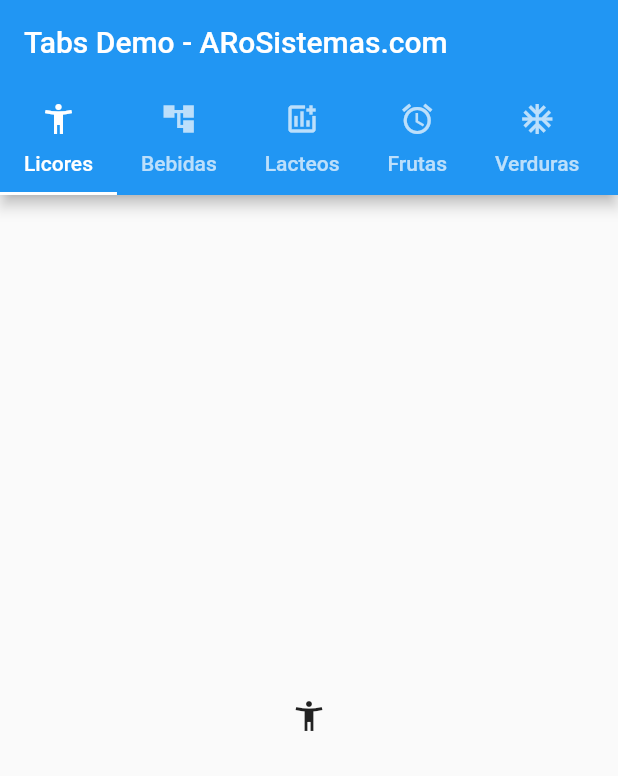
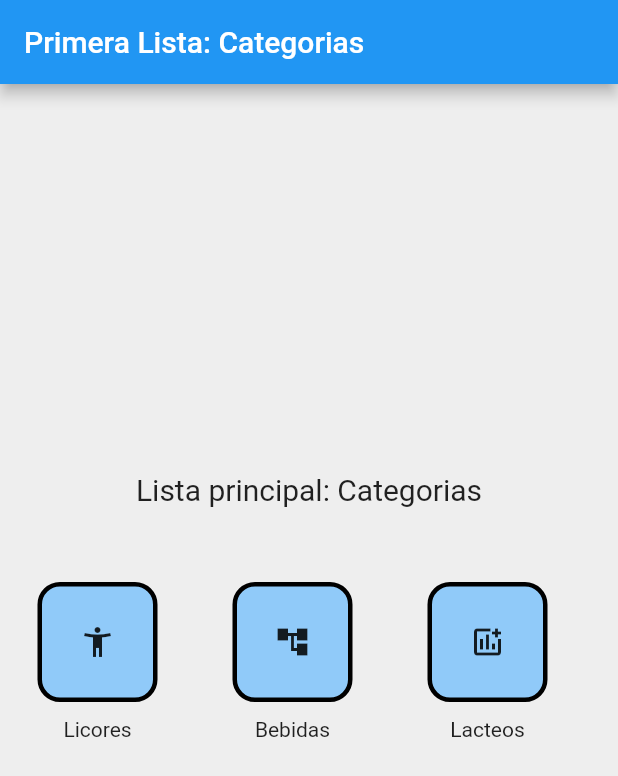
Before and after one commit to ARoSistemas/demo-tab-bar, a Flutter app: the screen it shows after launch, on a phone screen of 412 x 824 dp. Shown: the top 776 px of the screen. Run offline on Flutter 3.47's test engine with Material 2 defaults, Android fonts, the phone set to English and light mode, and no system bars.

```diff
--- /dev/null
+++ b/lib/lista_uno.dart
@@ -0,0 +1,232 @@
+import 'package:demo_tabs/producat.dart';
+import 'package:flutter/material.dart';
+
+import 'segunda_lista.dart';
+
+class PrimeraLista extends StatefulWidget {
+  static String idPage = 'PrimeraLista';
+  const PrimeraLista({Key? key}) : super(key: key);
+
+  @override
+  State<PrimeraLista> createState() => _PrimeraListaState();
+}
+
+class _PrimeraListaState extends State<PrimeraLista> {
+  final List<CategoryTwo> categorythree = [];
+
+  @override
+  void initState() {
+    super.initState();
+
+    categorythree.add(
+      CategoryTwo(
+        idc: 1,
+        idsub: 1,
+        name: "Licores",
+        icon: "assets/icons/licor.svg",
+        imgtab: "assets/images/images-licores.png",
+        subItems: ['Vino', 'Cerveza', 'Aguardiente', 'Ron', 'Wisky', 'Vodka'],
+        iconImageItemPrincipal: Icons.accessibility_new,
+        iconImagesubItem: [
+          Icons.accessibility_new,
+          Icons.accessibility_new,
+          Icons.accessibility_new,
+          Icons.accessibility_new,
+          Icons.accessibility_new,
+          Icons.accessibility_new,
+        ],
+      ),
+    );
+
+    categorythree.add(
+      CategoryTwo(
+        idc: 2,
+        idsub: 1,
+        name: "Bebidas",
+        icon: "assets/icons/shirt.svg",
+        imgtab: "assets/images/medium_1.png",
+        subItems: [
+          'Agua',
+          'Gaseosa',
+          'Jugos',
+          'Energizantes',
+          'Saborizada',
+          'Hidratantes'
+        ],
+        iconImageItemPrincipal: Icons.account_tree_sharp,
+        iconImagesubItem: [
+          Icons.account_tree_sharp,
+          Icons.account_tree_sharp,
+          Icons.account_tree_sharp,
+          Icons.account_tree_sharp,
+          Icons.account_tree_sharp,
+          Icons.account_tree_sharp,
+        ],
+      ),
+    );
+
+    categorythree.add(
+      CategoryTwo(
+        idc: 3,
+        idsub: 1,
+        name: "Lacteos",
+        icon: "assets/icons/pants.svg",
+        imgtab: "assets/images/medium_2.png",
+        subItems: [
+          'Leche',
+          'Queso',
+          'Yogurt',
+          'Kumis',
+          'Huevos',
+          'Mantequilla'
+        ],
+        iconImageItemPrincipal: Icons.add_chart_outlined,
+        iconImagesubItem: [
+          Icons.add_chart_outlined,
+          Icons.add_chart_outlined,
+          Icons.add_chart_outlined,
+          Icons.add_chart_outlined,
+          Icons.add_chart_outlined,
+          Icons.add_chart_outlined,
+        ],
+      ),
+    );
+
+    categorythree.add(
+      CategoryTwo(
+        idc: 4,
+        idsub: 1,
+        name: "Frutas",
+        icon: "assets/icons/Tshirt.svg",
+        imgtab: "assets/images/medium_3.png",
+        subItems: ['Manzana', 'Banano', 'Pera', 'Maracuya', 'Guayaba', 'Mango'],
+        iconImageItemPrincipal: Icons.access_alarm_sharp,
+        iconImagesubItem: [
+          Icons.access_alarm_sharp,
+          Icons.access_alarm_sharp,
+          Icons.access_alarm_sharp,
+          Icons.access_alarm_sharp,
+          Icons.access_alarm_sharp,
+          Icons.access_alarm_sharp,
+        ],
+      ),
+    );
+
+    categorythree.add(
+      CategoryTwo(
+        idc: 4,
+        idsub: 1,
+        name: "Verduras",
+        icon: "assets/icons/Tshirt.svg",
+        imgtab: "assets/images/medium_3.png",
+        subItems: ['Manzana', 'Banano', 'Pera', 'Maracuya', 'Guayaba', 'Mango'],
+        iconImageItemPrincipal: Icons.ac_unit_outlined,
+        iconImagesubItem: [
+          Icons.ac_unit_outlined,
+          Icons.ac_unit_outlined,
+          Icons.ac_unit_outlined,
+          Icons.ac_unit_outlined,
+          Icons.ac_unit_outlined,
+          Icons.ac_unit_outlined,
+        ],
+      ),
+    );
+
+    categorythree.add(
+      CategoryTwo(
+        idc: 4,
+        idsub: 1,
+        name: "Vinos",
+        icon: "assets/icons/Tshirt.svg",
+        imgtab: "assets/images/medium_3.png",
+        subItems: ['Manzana', 'Banano', 'Pera', 'Maracuya', 'Guayaba', 'Mango'],
+        iconImageItemPrincipal: Icons.add_ic_call_rounded,
+        iconImagesubItem: [
+          Icons.add_ic_call_rounded,
+          Icons.add_ic_call_rounded,
+          Icons.add_ic_call_rounded,
+          Icons.add_ic_call_rounded,
+          Icons.add_ic_call_rounded,
+          Icons.add_ic_call_rounded,
+        ],
+      ),
+    );
+  }
+
+  @override
+  void dispose() {
+    super.dispose();
+  }
+
+  @override
+  Widget build(BuildContext context) {
+    final myItems = List.generate(categorythree.length, (i) {
+      return GestureDetector(
+        onTap: () {
+          Navigator.push(
+            context,
+            MaterialPageRoute(
+              builder: (_) {
+                return SegundaLista(
+                  subItems: categorythree[i],
+                );
+              },
+            ),
+          );
+        },
+        child: Column(
+          mainAxisSize: MainAxisSize.min,
+          children: [
+            Container(
+              margin: const EdgeInsets.only(left: 25, right: 25),
+              decoration: BoxDecoration(
+                color: Colors.blue.shade200,
+                border: Border.all(
+                  color: Colors.black,
+                  width: 3,
+                ),
+                borderRadius: BorderRadius.circular(15),
+              ),
+              height: 80,
+              width: 80,
+              child: Icon(categorythree[i].iconImageItemPrincipal),
+            ),
+            const SizedBox(height: 10),
+            Text(categorythree[i].name),
+          ],
+        ),
+      );
+    });
+
+    return Scaffold(
+      appBar: AppBar(
+        title: const Text('Primera Lista: Categorias'),
+      ),
+      backgroundColor: Colors.grey.shade200,
+      body: Center(
+        child: SizedBox(
+          height: 250,
+          width: double.infinity,
+          child: Column(
+            children: [
+              const Text(
+                'Lista principal: Categorias',
+                style: TextStyle(fontSize: 20),
+              ),
+              const SizedBox(height: 50),
+              SizedBox(
+                height: 150,
+                child: ListView(
+                  scrollDirection: Axis.horizontal,
+                  children: [
+                    ...myItems,
+                  ],
+                ),
+              ),
+            ],
+          ),
+        ),
+      ),
+    );
+  }
+}
--- a/lib/main.dart
+++ b/lib/main.dart
@@ -1,3 +1,4 @@
+import 'package:demo_tabs/lista_uno.dart';
 import 'package:flutter/material.dart';
 
 import 'producat.dart';
@@ -18,7 +19,7 @@ class MyApp extends StatelessWidget {
       theme: ThemeData(
         primarySwatch: Colors.blue,
       ),
-      home: const MyHomePage(title: 'Demo Tab'),
+      home: const PrimeraLista(),
     );
   }
 }
@@ -41,84 +42,97 @@ class _MyHomePageState extends State<MyHomePage> with TickerProviderStateMixin {
   void initState() {
     super.initState();
 
-    categorythree.add(
-      CategoryTwo(
-        idc: 1,
-        idsub: 1,
-        name: "Licores",
-        icon: "assets/icons/licor.svg",
-        imgtab: "assets/images/images-licores.png",
-        itemsss: ['Vino', 'Cerveza', 'Aguardiente', 'Ron', 'Wisky', 'Vodka'],
-        iconandy: Icons.accessibility_new,
-      ),
-    );
+    // categorythree.add(
+    //   CategoryTwo(
+    //     idc: 1,
+    //     idsub: 1,
+    //     name: "Licores",
+    //     icon: "assets/icons/licor.svg",
+    //     imgtab: "assets/images/images-licores.png",
+    //     subItems: ['Vino', 'Cerveza', 'Aguardiente', 'Ron', 'Wisky', 'Vodka'],
+    //     iconImageItemPrincipal: Icons.accessibility_new,
+    //     iconImagesubItem: Icons.accessibility_new,
+    //   ),
+    // );
 
-    categorythree.add(
-      CategoryTwo(
-        idc: 2,
-        idsub: 1,
-        name: "Bebidas",
-        icon: "assets/icons/shirt.svg",
-        imgtab: "assets/images/medium_1.png",
-        itemsss: [
-          'Agua',
-          'Gaseosa',
-          'Jugos',
-          'Energizantes',
-          'Saborizada',
-          'Hidratantes'
-        ],
-        iconandy: Icons.account_tree_sharp,
-      ),
-    );
+    // categorythree.add(
+    //   CategoryTwo(
+    //     idc: 2,
+    //     idsub: 1,
+    //     name: "Bebidas",
+    //     icon: "assets/icons/shirt.svg",
+    //     imgtab: "assets/images/medium_1.png",
+    //     subItems: [
+    //       'Agua',
+    //       'Gaseosa',
+    //       'Jugos',
+    //       'Energizantes',
+    //       'Saborizada',
+    //       'Hidratantes'
+    //     ],
+    //     iconImageItemPrincipal: Icons.account_tree_sharp,
+    //     iconImagesubItem: Icons.accessibility_new,
+    //   ),
+    // );
 
-    categorythree.add(
-      CategoryTwo(
-        idc: 3,
-        idsub: 1,
-        name: "Lacteos",
-        icon: "assets/icons/pants.svg",
-        imgtab: "assets/images/medium_2.png",
-        itemsss: ['Leche', 'Queso', 'Yogurt', 'Kumis', 'Huevos', 'Mantequilla'],
-        iconandy: Icons.add_chart_outlined,
-      ),
-    );
+    // categorythree.add(
+    //   CategoryTwo(
+    //     idc: 3,
+    //     idsub: 1,
+    //     name: "Lacteos",
+    //     icon: "assets/icons/pants.svg",
+    //     imgtab: "assets/images/medium_2.png",
+    //     subItems: [
+    //       'Leche',
+    //       'Queso',
+    //       'Yogurt',
+    //       'Kumis',
+    //       'Huevos',
+    //       'Mantequilla'
+    //     ],
+    //     iconImageItemPrincipal: Icons.add_chart_outlined,
+    //     iconImagesubItem: Icons.accessibility_new,
+    //   ),
+    // );
 
-    categorythree.add(
-      CategoryTwo(
-        idc: 4,
-        idsub: 1,
-        name: "Frutas",
-        icon: "assets/icons/Tshirt.svg",
-        imgtab: "assets/images/medium_3.png",
-        itemsss: ['Manzana', 'Banano', 'Pera', 'Maracuya', 'Guayaba', 'Mango'],
-        iconandy: Icons.access_alarm_sharp,
-      ),
-    );
+    // categorythree.add(
+    //   CategoryTwo(
+    //     idc: 4,
+    //     idsub: 1,
+    //     name: "Frutas",
+    //     icon: "assets/icons/Tshirt.svg",
+    //     imgtab: "assets/images/medium_3.png",
+    //     subItems: ['Manzana', 'Banano', 'Pera', 'Maracuya', 'Guayaba', 'Mango'],
+    //     iconImageItemPrincipal: Icons.access_alarm_sharp,
+    //     iconImagesubItem: Icons.accessibility_new,
+    //   ),
+    // );
 
-    categorythree.add(
-      CategoryTwo(
-        idc: 4,
-        idsub: 1,
-        name: "Verduras",
-        icon: "assets/icons/Tshirt.svg",
-        imgtab: "assets/images/medium_3.png",
-        itemsss: ['Manzana', 'Banano', 'Pera', 'Maracuya', 'Guayaba', 'Mango'],
-        iconandy: Icons.ac_unit_outlined,
-      ),
-    );
+    // categorythree.add(
+    //   CategoryTwo(
+    //     idc: 4,
+    //     idsub: 1,
+    //     name: "Verduras",
+    //     icon: "assets/icons/Tshirt.svg",
+    //     imgtab: "assets/images/medium_3.png",
+    //     subItems: ['Manzana', 'Banano', 'Pera', 'Maracuya', 'Guayaba', 'Mango'],
+    //     iconImageItemPrincipal: Icons.ac_unit_outlined,
+    //     iconImagesubItem: Icons.accessibility_new,
+    //   ),
+    // );
 
-    categorythree.add(
-      CategoryTwo(
-        idc: 4,
-        idsub: 1,
-        name: "Vinos",
-        icon: "assets/icons/Tshirt.svg",
-        imgtab: "assets/images/medium_3.png",
-        itemsss: ['Manzana', 'Banano', 'Pera', 'Maracuya', 'Guayaba', 'Mango'],
-        iconandy: Icons.add_ic_call_rounded,
-      ),
-    );
+    // categorythree.add(
+    //   CategoryTwo(
+    //     idc: 4,
+    //     idsub: 1,
+    //     name: "Vinos",
+    //     icon: "assets/icons/Tshirt.svg",
+    //     imgtab: "assets/images/medium_3.png",
+    //     subItems: ['Manzana', 'Banano', 'Pera', 'Maracuya', 'Guayaba', 'Mango'],
+    //     iconImageItemPrincipal: Icons.add_ic_call_rounded,
+    //     iconImagesubItem: Icons.accessibility_new,
+    //   ),
+    // );
 
     controller = TabController(length: categorythree.length, vsync: this);
   }
@@ -133,13 +147,13 @@ class _MyHomePageState extends State<MyHomePage> with TickerProviderStateMixin {
   Widget build(BuildContext context) {
     final myTabBar = List.generate(categorythree.length, (i) {
       return Tab(
-        icon: Icon(categorythree[i].iconandy),
+        icon: Icon(categorythree[i].iconImageItemPrincipal),
         text: categorythree[i].name,
       );
     });
 
     final myTabBarIcons = List.generate(categorythree.length, (i) {
-      return Icon(categorythree[i].iconandy);
+      return Icon(categorythree[i].iconImageItemPrincipal);
     });
 
     return DefaultTabController(
--- a/lib/producat.dart
+++ b/lib/producat.dart
@@ -6,16 +6,22 @@ class CategoryTwo {
   final String name;
   final String? icon;
   final String? imgtab;
-  final List<String> itemsss;
-  final IconData iconandy;
+  // final List<String> subItems;   Se cambia el nombre para mayor claridad
+  final List<String> subItems;
+
+  // Estos elementos solo son para mostrar un icono en vez de tu imagen.
+  // Los borras.
+  final IconData iconImageItemPrincipal;
+  final List<IconData> iconImagesubItem;
 
   CategoryTwo({
     required this.idc,
     required this.idsub,
     required this.name,
-    required this.itemsss,
     this.icon,
     this.imgtab,
-    required this.iconandy,
+    required this.subItems,
+    required this.iconImageItemPrincipal,
+    required this.iconImagesubItem,
   });
 }
```
Also changed, not shown: lib/segunda_lista.dart (added, +151 -0 lines).
